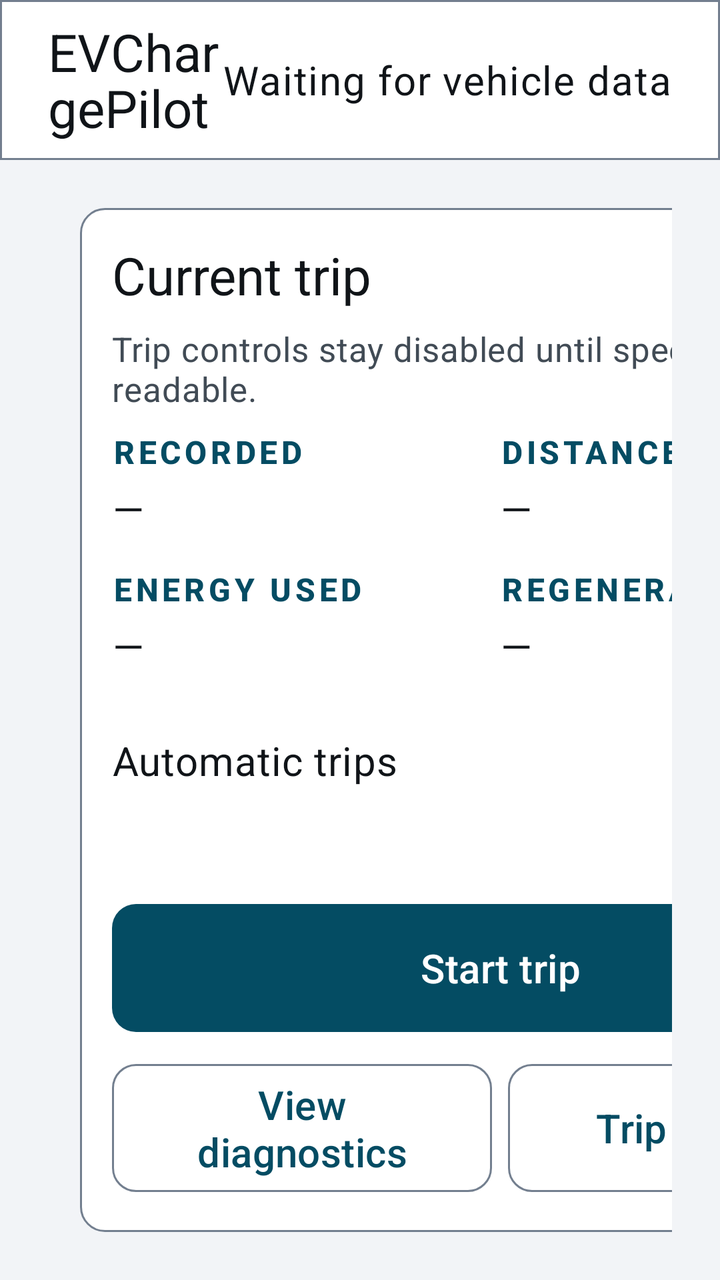
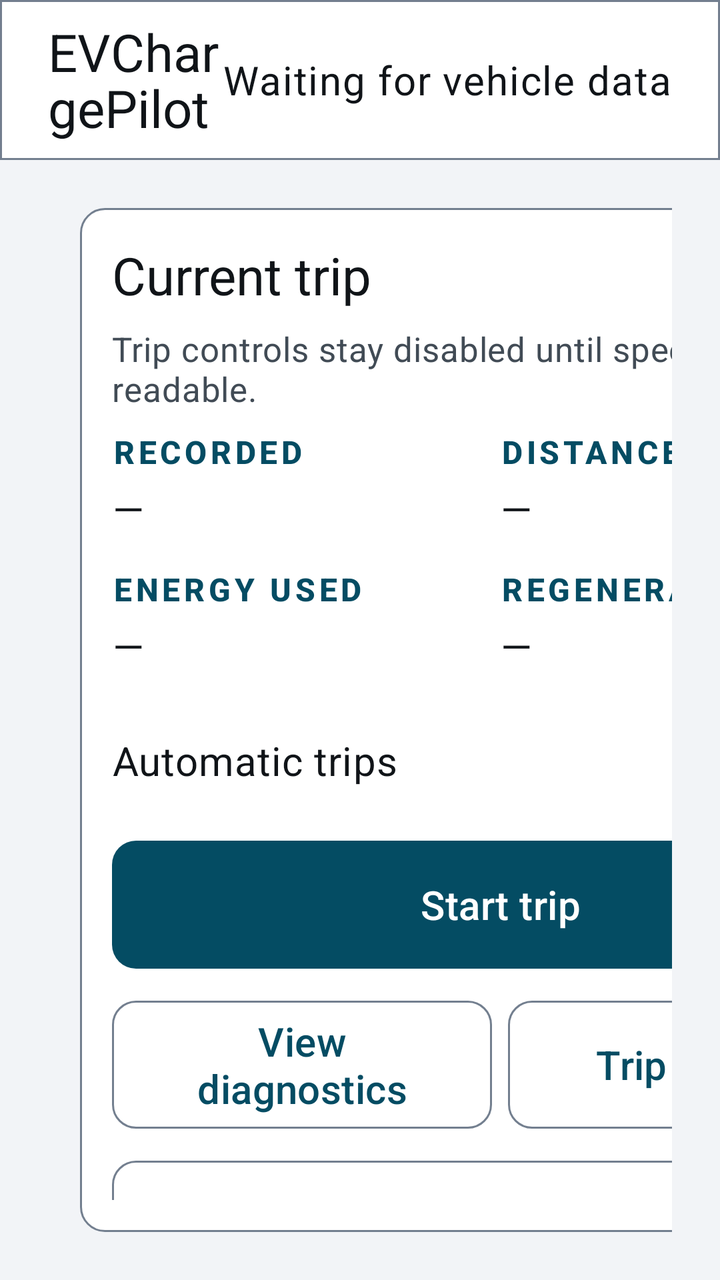

Two renders of the same Android screen: before a commit and after it. Below are the layout's source before the change and the commit's diff.
<!-- AndroidManifest.xml: application theme Theme.EVChargePilot -->
<!-- res/layout/activity_main.xml -->
<?xml version="1.0" encoding="utf-8"?>
<LinearLayout xmlns:android="http://schemas.android.com/apk/res/android"
    xmlns:app="http://schemas.android.com/apk/res-auto"
    android:layout_width="match_parent"
    android:layout_height="match_parent"
    android:orientation="vertical">

    <LinearLayout
        android:layout_width="match_parent"
        android:layout_height="80dp"
        android:background="@drawable/bg_topbar"
        android:gravity="center_vertical"
        android:orientation="horizontal"
        android:paddingStart="@dimen/spacing_lg"
        android:paddingEnd="@dimen/spacing_lg">

        <TextView
            android:layout_width="0dp"
            android:layout_height="wrap_content"
            android:layout_weight="1"
            android:text="@string/app_name"
            android:textAppearance="@style/Text.EV.Title" />

        <TextView
            android:id="@+id/dataStatus"
            android:layout_width="wrap_content"
            android:layout_height="wrap_content"
            android:drawablePadding="@dimen/spacing_sm"
            android:text="@string/status_waiting_for_vehicle"
            android:textAppearance="@style/Text.EV.Body" />
    </LinearLayout>

    <LinearLayout
        android:layout_width="match_parent"
        android:layout_height="0dp"
        android:layout_weight="1"
        android:baselineAligned="false"
        android:orientation="horizontal"
        android:padding="@dimen/spacing_lg">

        <LinearLayout
            android:layout_width="0dp"
            android:layout_height="match_parent"
            android:layout_weight="1"
            android:orientation="vertical">

            <LinearLayout
                android:layout_width="match_parent"
                android:layout_height="190dp"
                android:background="@drawable/bg_card"
                android:baselineAligned="false"
                android:gravity="center_vertical"
                android:orientation="horizontal"
                android:padding="@dimen/spacing_lg">

                <LinearLayout
                    android:layout_width="0dp"
                    android:layout_height="wrap_content"
                    android:layout_weight="2"
                    android:orientation="vertical">

                    <TextView
                        android:layout_width="wrap_content"
                        android:layout_height="wrap_content"
                        android:text="@string/label_battery"
                        android:textAppearance="@style/Text.EV.SectionHeader" />

                    <TextView
                        android:id="@+id/socValue"
                        android:layout_width="wrap_content"
                        android:layout_height="wrap_content"
                        android:layout_marginTop="@dimen/spacing_sm"
                        android:fontFeatureSettings="tnum"
                        android:text="@string/value_soc_unavailable"
                        android:textAppearance="@style/Text.EV.Display" />

                    <TextView
                        android:layout_width="wrap_content"
                        android:layout_height="wrap_content"
                        android:layout_marginTop="@dimen/spacing_xs"
                        android:text="@string/soc_vehicle_reported"
                        android:textAppearance="@style/Text.EV.Secondary" />
                </LinearLayout>

                <LinearLayout
                    android:layout_width="0dp"
                    android:layout_height="wrap_content"
                    android:layout_weight="1"
                    android:gravity="end"
                    android:orientation="vertical">

                    <TextView
                        android:layout_width="wrap_content"
                        android:layout_height="wrap_content"
                        android:text="@string/label_power"
                        android:textAppearance="@style/Text.EV.SectionHeader" />

                    <TextView
                        android:id="@+id/powerValue"
                        android:layout_width="wrap_content"
                        android:layout_height="wrap_content"
                        android:layout_marginTop="@dimen/spacing_sm"
                        android:fontFeatureSettings="tnum"
                        android:text="@string/value_power_unavailable"
                        android:textAppearance="@style/Text.EV.Body" />

                    <TextView
                        android:id="@+id/powerState"
                        android:layout_width="wrap_content"
                        android:layout_height="wrap_content"
                        android:layout_marginTop="@dimen/spacing_xs"
                        android:text="@string/power_state_waiting"
                        android:textAppearance="@style/Text.EV.Secondary" />

                    <com.evsuite.chargepilot.PowerFlowView
                        android:id="@+id/powerFlow"
                        android:layout_width="match_parent"
                        android:layout_height="12dp"
                        android:layout_marginTop="@dimen/spacing_sm"
                        android:importantForAccessibility="no" />

                    <TextView
                        android:layout_width="wrap_content"
                        android:layout_height="wrap_content"
                        android:layout_marginTop="@dimen/spacing_xs"
                        android:text="@string/power_sign_help"
                        android:textAppearance="@style/Text.EV.Secondary" />
                </LinearLayout>
            </LinearLayout>

            <LinearLayout
                android:layout_width="match_parent"
                android:layout_height="0dp"
                android:layout_weight="1"
                android:layout_marginTop="@dimen/spacing_md"
                android:background="@drawable/bg_card"
                android:orientation="vertical">

                <LinearLayout
                    android:layout_width="match_parent"
                    android:layout_height="0dp"
                    android:layout_weight="1"
                    android:baselineAligned="false"
                    android:orientation="horizontal">

                    <LinearLayout
                        style="@style/Widget.EV.Readout"
                        android:layout_width="0dp"
                        android:layout_height="match_parent"
                        android:layout_weight="1"
                        android:layout_marginEnd="@dimen/spacing_sm"
                        android:baselineAligned="false"
                        android:orientation="horizontal">

                        <LinearLayout
                            android:layout_width="0dp"
                            android:layout_height="wrap_content"
                            android:layout_weight="1"
                            android:orientation="vertical">
                            <TextView style="@style/Text.EV.ReadoutLabel" android:text="@string/label_range" />
                            <TextView android:id="@+id/rangeValue" style="@style/Text.EV.TripValue" />
                        </LinearLayout>

                        <LinearLayout
                            android:layout_width="0dp"
                            android:layout_height="wrap_content"
                            android:layout_weight="1"
                            android:orientation="vertical">
                            <TextView style="@style/Text.EV.ReadoutLabel" android:text="@string/label_adaptive_range" />
                            <TextView android:id="@+id/adaptiveRangeValue" style="@style/Text.EV.TripValue" />
                        </LinearLayout>
                    </LinearLayout>

                    <View
                        android:layout_width="1dp"
                        android:layout_height="match_parent"
                        android:background="@color/ev_outline" />

                    <LinearLayout
                        style="@style/Widget.EV.Readout"
                        android:layout_width="0dp"
                        android:layout_height="match_parent"
                        android:layout_weight="1"
                        android:layout_marginStart="@dimen/spacing_sm"
                        android:layout_marginEnd="@dimen/spacing_sm">
                        <TextView style="@style/Text.EV.ReadoutLabel" android:text="@string/label_speed" />
                        <TextView android:id="@+id/speedValue" style="@style/Text.EV.ReadoutValue" />
                    </LinearLayout>

                    <View
                        android:layout_width="1dp"
                        android:layout_height="match_parent"
                        android:background="@color/ev_outline" />

                    <LinearLayout
                        style="@style/Widget.EV.Readout"
                        android:layout_width="0dp"
                        android:layout_height="match_parent"
                        android:layout_weight="1"
                        android:layout_marginStart="@dimen/spacing_sm"
                        android:baselineAligned="false"
                        android:orientation="horizontal">

                        <LinearLayout
                            android:layout_width="0dp"
                            android:layout_height="wrap_content"
                            android:layout_weight="1"
                            android:orientation="vertical">
                            <TextView style="@style/Text.EV.ReadoutLabel" android:text="@string/label_instant_consumption" />
                            <TextView android:id="@+id/instantConsumptionValue" style="@style/Text.EV.TripValue" />
                        </LinearLayout>

                        <LinearLayout
                            android:layout_width="0dp"
                            android:layout_height="wrap_content"
                            android:layout_weight="1"
                            android:orientation="vertical">
                            <TextView style="@style/Text.EV.ReadoutLabel" android:text="@string/label_trip_average_consumption" />
                            <TextView android:id="@+id/tripConsumptionValue" style="@style/Text.EV.TripValue" />
                        </LinearLayout>
                    </LinearLayout>
                </LinearLayout>

                <View
                    android:layout_width="match_parent"
                    android:layout_height="1dp"
                    android:background="@color/ev_outline" />

                <LinearLayout
                    android:layout_width="match_parent"
                    android:layout_height="0dp"
                    android:layout_weight="1.1"
                    android:orientation="vertical"
                    android:paddingStart="@dimen/spacing_sm"
                    android:paddingEnd="@dimen/spacing_sm">

                    <TextView
                        android:layout_width="wrap_content"
                        android:layout_height="wrap_content"
                        android:layout_marginStart="@dimen/spacing_sm"
                        android:layout_marginTop="@dimen/spacing_sm"
                        android:text="@string/label_thermal_climate"
                        android:textAppearance="@style/Text.EV.SectionHeader" />

                    <LinearLayout
                        android:layout_width="match_parent"
                        android:layout_height="0dp"
                        android:layout_weight="1"
                        android:baselineAligned="false"
                        android:orientation="horizontal">

                        <LinearLayout style="@style/Widget.EV.ClimateReadout" android:layout_weight="1">
                            <TextView style="@style/Text.EV.ReadoutLabel" android:text="@string/label_outside_temp" />
                            <TextView android:id="@+id/outsideTempValue" style="@style/Text.EV.ClimateValue" />
                        </LinearLayout>
                        <LinearLayout style="@style/Widget.EV.ClimateReadout" android:layout_weight="1">
                            <TextView style="@style/Text.EV.ReadoutLabel" android:text="@string/label_cabin_temp" />
                            <TextView android:id="@+id/cabinTempValue" style="@style/Text.EV.ClimateValue" />
                        </LinearLayout>
                        <LinearLayout style="@style/Widget.EV.ClimateReadout" android:layout_weight="1">
                            <TextView style="@style/Text.EV.ReadoutLabel" android:text="@string/label_battery_temp" />
                            <TextView android:id="@+id/batteryTempValue" style="@style/Text.EV.ClimateValue" />
                        </LinearLayout>
                        <LinearLayout style="@style/Widget.EV.ClimateReadout" android:layout_weight="1">
                            <TextView style="@style/Text.EV.ReadoutLabel" android:text="@string/label_climate_power" />
                            <TextView android:id="@+id/climatePowerValue" style="@style/Text.EV.ClimateValue" />
                        </LinearLayout>
                        <LinearLayout style="@style/Widget.EV.ClimateReadout" android:layout_weight="1">
                            <TextView style="@style/Text.EV.ReadoutLabel" android:text="@string/label_climate_ac" />
                            <TextView android:id="@+id/climateAcValue" style="@style/Text.EV.ClimateValue" />
                        </LinearLayout>
                        <LinearLayout style="@style/Widget.EV.ClimateReadout" android:layout_weight="1">
                            <TextView style="@style/Text.EV.ReadoutLabel" android:text="@string/label_climate_auto" />
                            <TextView android:id="@+id/climateAutoValue" style="@style/Text.EV.ClimateValue" />
                        </LinearLayout>
                    </LinearLayout>

                    <LinearLayout
                        android:layout_width="match_parent"
                        android:layout_height="0dp"
                        android:layout_weight="1"
                        android:baselineAligned="false"
                        android:orientation="horizontal">

                        <LinearLayout style="@style/Widget.EV.ClimateReadout" android:layout_weight="1">
                            <TextView style="@style/Text.EV.ReadoutLabel" android:text="@string/label_climate_fan" />
                            <TextView android:id="@+id/climateFanValue" style="@style/Text.EV.ClimateValue" />
                        </LinearLayout>
                        <LinearLayout style="@style/Widget.EV.ClimateReadout" android:layout_weight="1">
                            <TextView style="@style/Text.EV.ReadoutLabel" android:text="@string/label_climate_driver_target" />
                            <TextView android:id="@+id/climateDriverTargetValue" style="@style/Text.EV.ClimateValue" />
                        </LinearLayout>
                        <LinearLayout style="@style/Widget.EV.ClimateReadout" android:layout_weight="1">
                            <TextView style="@style/Text.EV.ReadoutLabel" android:text="@string/label_climate_passenger_target" />
                            <TextView android:id="@+id/climatePassengerTargetValue" style="@style/Text.EV.ClimateValue" />
                        </LinearLayout>
                        <LinearLayout style="@style/Widget.EV.ClimateReadout" android:layout_weight="1">
                            <TextView style="@style/Text.EV.ReadoutLabel" android:text="@string/label_climate_econ" />
                            <TextView android:id="@+id/climateEconValue" style="@style/Text.EV.ClimateValue" />
                        </LinearLayout>
                        <LinearLayout style="@style/Widget.EV.ClimateReadout" android:layout_weight="1">
                            <TextView style="@style/Text.EV.ReadoutLabel" android:text="@string/label_climate_recirculation" />
                            <TextView android:id="@+id/climateRecirculationValue" style="@style/Text.EV.ClimateValue" />
                        </LinearLayout>
                    </LinearLayout>

                    <TextView
                        android:id="@+id/climateAvailability"
                        android:layout_width="match_parent"
                        android:layout_height="wrap_content"
                        android:layout_marginStart="@dimen/spacing_sm"
                        android:layout_marginEnd="@dimen/spacing_sm"
                        android:layout_marginBottom="@dimen/spacing_sm"
                        android:maxLines="2"
                        android:text="@string/climate_state_only"
                        android:textAppearance="@style/Text.EV.Secondary" />
                </LinearLayout>
            </LinearLayout>
        </LinearLayout>

        <LinearLayout
            android:layout_width="@dimen/chargepilot_rail_width"
            android:layout_height="match_parent"
            android:layout_marginStart="@dimen/spacing_md"
            android:background="@drawable/bg_card"
            android:orientation="vertical"
            android:padding="@dimen/spacing_md">

            <TextView
                android:layout_width="wrap_content"
                android:layout_height="wrap_content"
                android:text="@string/label_current_trip"
                android:textAppearance="@style/Text.EV.Title" />

            <TextView
                android:id="@+id/tripHint"
                android:layout_width="match_parent"
                android:layout_height="wrap_content"
                android:layout_marginTop="@dimen/spacing_sm"
                android:minHeight="44dp"
                android:text="@string/trip_control_speed_unavailable"
                android:textAppearance="@style/Text.EV.Secondary" />

            <LinearLayout
                android:layout_width="match_parent"
                android:layout_height="wrap_content"
                android:layout_marginTop="@dimen/spacing_sm"
                android:baselineAligned="false"
                android:orientation="horizontal">

                <LinearLayout android:layout_width="0dp" android:layout_height="wrap_content" android:layout_weight="1" android:orientation="vertical">
                    <TextView style="@style/Text.EV.ReadoutLabel" android:text="@string/label_duration" />
                    <TextView android:id="@+id/tripDurationValue" style="@style/Text.EV.TripValue" />
                </LinearLayout>
                <LinearLayout android:layout_width="0dp" android:layout_height="wrap_content" android:layout_weight="1" android:orientation="vertical">
                    <TextView style="@style/Text.EV.ReadoutLabel" android:text="@string/label_distance" />
                    <TextView android:id="@+id/tripDistanceValue" style="@style/Text.EV.TripValue" />
                </LinearLayout>
            </LinearLayout>

            <LinearLayout
                android:layout_width="match_parent"
                android:layout_height="wrap_content"
                android:layout_marginTop="@dimen/spacing_md"
                android:baselineAligned="false"
                android:orientation="horizontal">

                <LinearLayout android:layout_width="0dp" android:layout_height="wrap_content" android:layout_weight="1" android:orientation="vertical">
                    <TextView style="@style/Text.EV.ReadoutLabel" android:text="@string/label_energy_used" />
                    <TextView android:id="@+id/tripEnergyValue" style="@style/Text.EV.TripValue" />
                </LinearLayout>
                <LinearLayout android:layout_width="0dp" android:layout_height="wrap_content" android:layout_weight="1" android:orientation="vertical">
                    <TextView style="@style/Text.EV.ReadoutLabel" android:text="@string/label_regenerated" />
                    <TextView android:id="@+id/tripRegenValue" style="@style/Text.EV.TripValue" />
                </LinearLayout>
            </LinearLayout>

            <com.google.android.material.materialswitch.MaterialSwitch
                android:id="@+id/automaticDetection"
                style="@style/Widget.EV.Switch"
                android:layout_width="match_parent"
                android:layout_height="wrap_content"
                android:layout_marginTop="@dimen/spacing_sm"
                android:text="@string/action_automatic_trips" />

            <Space
                android:layout_width="1dp"
                android:layout_height="0dp"
                android:layout_weight="1" />

            <com.google.android.material.button.MaterialButton
                android:id="@+id/tripAction"
                style="@style/Widget.EVChargePilot.Button"
                android:layout_width="match_parent"
                android:layout_height="@dimen/touch_target"
                android:text="@string/action_start_trip" />

            <LinearLayout
                android:layout_width="match_parent"
                android:layout_height="wrap_content"
                android:layout_marginTop="@dimen/spacing_sm"
                android:baselineAligned="false"
                android:orientation="horizontal">

                <com.google.android.material.button.MaterialButton
                    android:id="@+id/diagnosticsAction"
                    style="@style/Widget.EV.Button.Outlined"
                    android:layout_width="0dp"
                    android:layout_height="@dimen/touch_target"
                    android:layout_weight="1"
                    android:text="@string/action_view_diagnostics" />

                <com.google.android.material.button.MaterialButton
                    android:id="@+id/historyAction"
                    style="@style/Widget.EV.Button.Outlined"
                    android:layout_width="0dp"
                    android:layout_height="@dimen/touch_target"
                    android:layout_marginStart="@dimen/spacing_sm"
                    android:layout_weight="1"
                    android:text="@string/action_trip_history" />
            </LinearLayout>
        </LinearLayout>
    </LinearLayout>
</LinearLayout>
<!-- resources referenced by this layout -->
<resources>
  <color name="ev_outline">#FF737F8F</color>
  <dimen name="chargepilot_rail_width">420dp</dimen>
  <dimen name="spacing_lg">24dp</dimen>
  <dimen name="spacing_md">16dp</dimen>
  <dimen name="spacing_sm">8dp</dimen>
  <dimen name="spacing_xs">4dp</dimen>
  <dimen name="touch_target">72dp</dimen>
  <string name="action_automatic_trips">Automatic trips</string>
  <string name="action_start_trip">Start trip</string>
  <string name="action_trip_history">Trip history</string>
  <string name="action_view_diagnostics">View diagnostics</string>
  <string name="app_name">EVChargePilot</string>
  <string name="climate_state_only">Vehicle state only — no HVAC power is measured</string>
  <string name="label_adaptive_range">ADAPTIVE ESTIMATE</string>
  <string name="label_battery">BATTERY</string>
  <string name="label_battery_temp">BATTERY TEMP.</string>
  <string name="label_cabin_temp">CABIN</string>
  <string name="label_climate_ac">A/C</string>
  <string name="label_climate_auto">AUTO</string>
  <string name="label_climate_driver_target">DRIVER TARGET</string>
  <string name="label_climate_econ">ECON</string>
  <string name="label_climate_fan">FAN</string>
  <string name="label_climate_passenger_target">PASSENGER TARGET</string>
  <string name="label_climate_power">HVAC</string>
  <string name="label_climate_recirculation">RECIRCULATION</string>
  <string name="label_current_trip">Current trip</string>
  <string name="label_distance">DISTANCE</string>
  <string name="label_duration">RECORDED</string>
  <string name="label_energy_used">ENERGY USED</string>
  <string name="label_instant_consumption">INSTANT</string>
  <string name="label_outside_temp">OUTSIDE</string>
  <string name="label_power">BATTERY POWER</string>
  <string name="label_range">VEHICLE RANGE</string>
  <string name="label_regenerated">REGENERATED</string>
  <string name="label_speed">SPEED</string>
  <string name="label_thermal_climate">THERMAL + CLIMATE</string>
  <string name="label_trip_average_consumption">TRIP AVERAGE</string>
  <string name="power_sign_help">+ battery output / consumption · − regeneration / charging</string>
  <string name="power_state_waiting">Waiting for firmware detection</string>
  <string name="soc_vehicle_reported">Vehicle-reported state of charge</string>
  <string name="status_waiting_for_vehicle">Waiting for vehicle data</string>
  <string name="trip_control_speed_unavailable">Trip controls stay disabled until speed is readable.</string>
  <string name="value_power_unavailable" translatable="false">— kW</string>
  <string name="value_soc_unavailable" translatable="false">— %</string>
  <style name="Text.EV.ReadoutLabel" parent="Text.EV.SectionHeader">
          <item name="android:layout_width">wrap_content</item>
          <item name="android:layout_height">wrap_content</item>
      </style>
  <style name="Widget.EVChargePilot.Button" parent="Widget.EV.Button">
          <item name="android:textColor">@color/ev_button_text</item>
          <item name="backgroundTint">@color/ev_button_fill</item>
      </style>
  <color name="ev_surface">#FFFFFFFF</color>
  <dimen name="ev_corner">12dp</dimen>
  <dimen name="text_body">20sp</dimen>
  <color name="ev_text_primary">#FF101418</color>
  <string name="value_unavailable" translatable="false">—</string>
  <dimen name="text_display">32sp</dimen>
  <dimen name="text_secondary">17sp</dimen>
  <color name="ev_text_secondary">#FF414B55</color>
  <dimen name="text_label">16sp</dimen>
  <color name="ev_accent">#FF044C63</color>
  <dimen name="text_title">26sp</dimen>
  <style name="ShapeAppearanceOverlay.EV.Button" parent="">
          <item name="cornerSize">@dimen/ev_corner</item>
      </style>
  <color name="ev_on_accent">#FFFFFFFF</color>
  <color name="ev_surface_raised">#FFE4E8ED</color>
  <color name="ev_background">#FFF2F4F7</color>
  <color name="ev_error">#FF8F0F18</color>
  <!-- unchanged entries left out for length: 21 -->
</resources>

<!-- the commit's change to res/layout/activity_main.xml (unified diff, before → after) -->
@@ -419,6 +419,14 @@
                     android:layout_weight="1"
                     android:text="@string/action_trip_history" />
             </LinearLayout>
+
+            <com.google.android.material.button.MaterialButton
+                android:id="@+id/arrivalForecastAction"
+                style="@style/Widget.EV.Button.Outlined"
+                android:layout_width="match_parent"
+                android:layout_height="@dimen/touch_target"
+                android:layout_marginTop="@dimen/spacing_sm"
+                android:text="@string/action_arrival_forecast" />
         </LinearLayout>
     </LinearLayout>
 </LinearLayout>
<!-- resource entries referenced after the edit -->
@@ -7,6 +7,7 @@
   <dimen name="spacing_sm">8dp</dimen>
   <dimen name="spacing_xs">4dp</dimen>
   <dimen name="touch_target">72dp</dimen>
+  <string name="action_arrival_forecast">Arrival charge</string>
   <string name="action_automatic_trips">Automatic trips</string>
   <string name="action_start_trip">Start trip</string>
   <string name="action_trip_history">Trip history</string>
